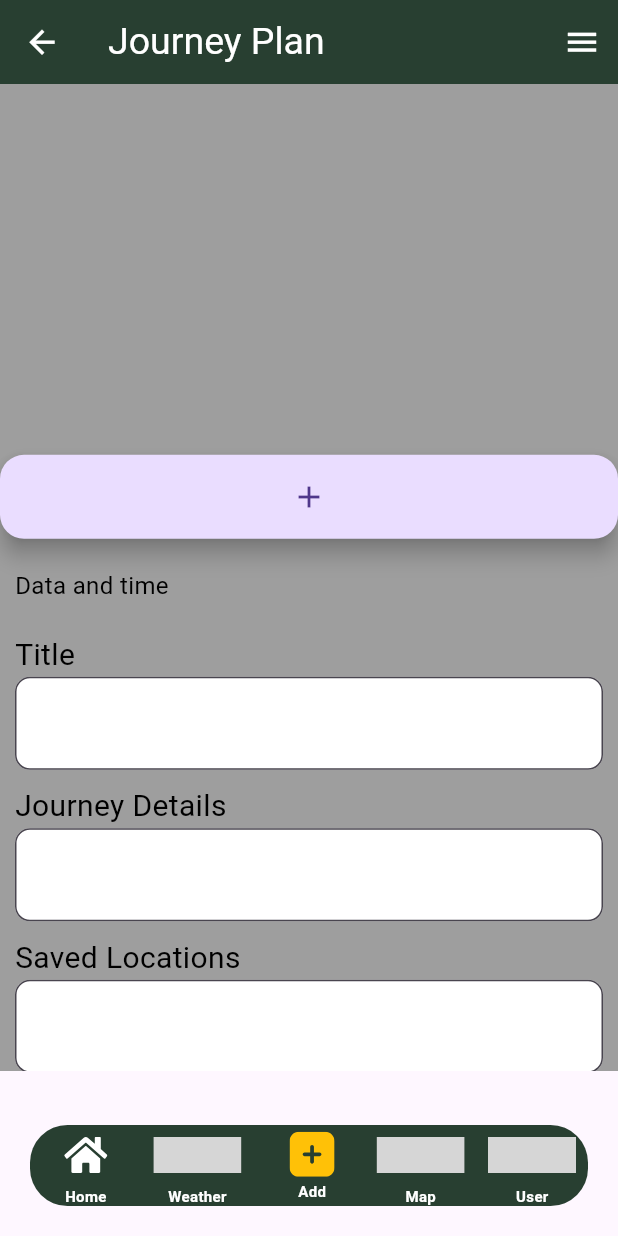
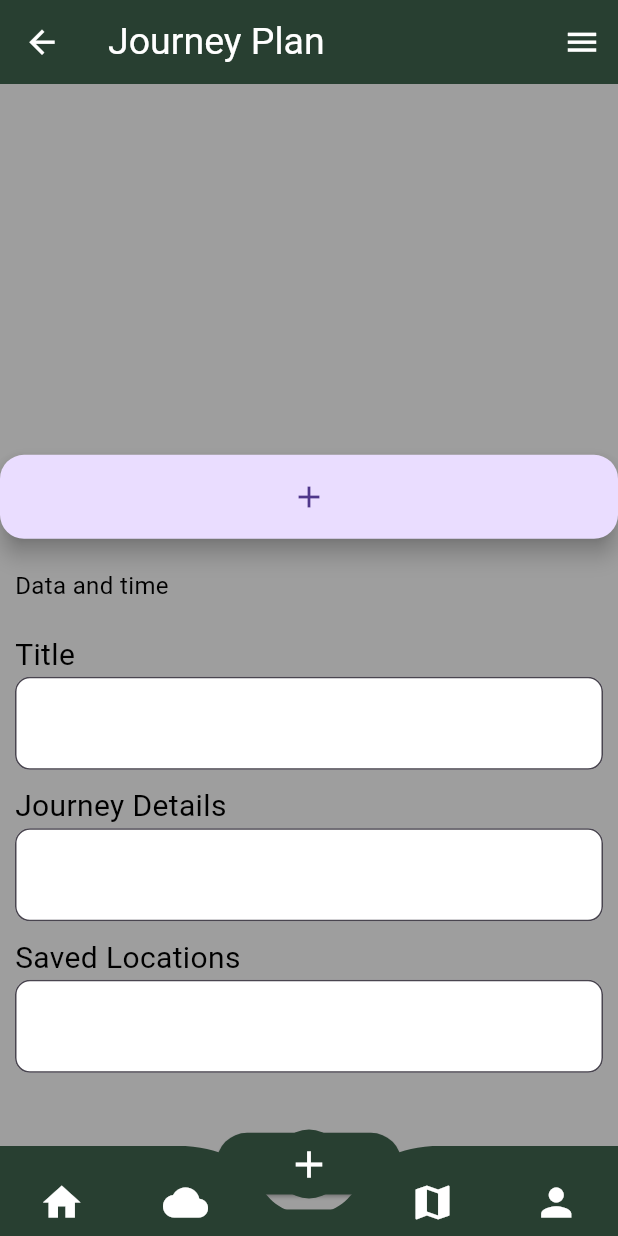
Before and after one commit to Selani00/Travel_Companion, a Flutter app: the screen it shows once a user with an empty profile is signed in, item 3 of the bottom bar chosen, on a phone screen of 412 x 824 dp. Run offline on Flutter 3.47's test engine with Material 3 defaults, Android fonts, the phone set to English and light mode, and no system bars; drawn by our look-alikes of carousel_slider, curved_navigation_bar; our stand-ins replace awesome_notifications, cloud_firestore, firebase_auth, firebase_core, flutter_local_notifications, geocoding and 7 more; accounts and stored records are empty; network calls fail; project files that could hold a hidden picture were left out; grey boxes are pictures that could not be loaded.

Commit message:
bottom nav bar updated

```diff
--- a/lib/components/bottom_navigation_bar.dart
+++ /dev/null
@@ -1,104 +0,0 @@
-import 'package:flutter/material.dart';
-import 'package:flutter_svg/flutter_svg.dart';
-import 'package:travel_journal/components/app_colors.dart';
-import 'package:travel_journal/config/app_images.dart';
-import 'package:travel_journal/components/bottom_navigation_item.dart';
-
-enum Menus {
-  home,
-  weather,
-  add,
-  map,
-  user,
-}
-
-class MyBottonNavigation extends StatelessWidget {
-  final Menus currentIndex;
-  final ValueChanged<Menus> onTap;
-  const MyBottonNavigation({
-    super.key,
-    required this.currentIndex,
-    required this.onTap,
-  });
-
-  @override
-  Widget build(BuildContext context) {
-    double height = MediaQuery.of(context).size.height;
-    double width = MediaQuery.of(context).size.width;
-    return Container(
-      height: 70,
-      margin: const EdgeInsets.all(20),
-      child: Stack(
-        children: [
-          Positioned(
-            right: 0,
-            left: 0,
-            bottom: 0,
-            child: Container(
-              decoration: const BoxDecoration(
-                  color: AppColors.mainColor,
-                  borderRadius: BorderRadius.all(Radius.circular(25))),
-              child: Row(children: [
-                Expanded(
-                    child: MyBottonNavigationItem(
-                        iconname: "Home",
-                        onPressed: () => onTap(Menus.home),
-                        icon: AppImages.ic_home,
-                        currentItem: currentIndex,
-                        name: Menus.home)),
-                Expanded(
-                    child: MyBottonNavigationItem(
-                        iconname: "Weather",
-                        onPressed: () => onTap(Menus.weather),
-                        icon: AppImages.ic_weather,
-                        currentItem: currentIndex,
-                        name: Menus.weather)),
-                const Spacer(),
-                Expanded(
-                    child: MyBottonNavigationItem(
-                        iconname: "Map",
-                        onPressed: () => onTap(Menus.map),
-                        icon: AppImages.ic_map,
-                        currentItem: currentIndex,
-                        name: Menus.map)),
-                Expanded(
-                    child: MyBottonNavigationItem(
-                        iconname: "User",
-                        onPressed: () => onTap(Menus.user),
-                        icon: AppImages.ic_user,
-                        currentItem: currentIndex,
-                        name: Menus.user)),
-              ]),
-            ),
-          ),
-          Positioned(
-            top: 18,
-            left: width * 0.42,
-            child: GestureDetector(
-              onTap: () => onTap(Menus.add),
-              child: Column(
-                children: [
-                  SvgPicture.asset(
-                    height: 35,
-                    width: 30,
-                    AppImages.ic_add,
-                    colorFilter: ColorFilter.mode(
-                        currentIndex == Menus.add ? Colors.amber : Colors.white,
-                        BlendMode.srcIn),
-                  ),
-                  Text(
-                    "Add",
-                    style: TextStyle(
-                        fontSize: 10,
-                        color: Colors.white,
-                        fontWeight: FontWeight.bold),
-                  )
-                ],
-              ),
-            ),
-          )
-        ],
-      ),
-    );
-  }
-}
--- a/lib/components/bottom_navigation_item.dart
+++ /dev/null
@@ -1,41 +0,0 @@
-import 'package:flutter/material.dart';
-import 'package:flutter_svg/svg.dart';
-import 'package:travel_journal/components/bottom_navigation_bar.dart';
-
-class MyBottonNavigationItem extends StatelessWidget {
-  final String iconname;
-  final VoidCallback onPressed;
-  final String icon;
-  final Menus currentItem;
-  final Menus name;
-  const MyBottonNavigationItem(
-      {super.key,
-      required this.onPressed,
-      required this.icon,
-      required this.currentItem,
-      required this.name,
-      required this.iconname});
-
-  @override
-  Widget build(BuildContext context) {
-    return Column(children: [
-      Container(
-        height: 40,
-        child: IconButton(
-          onPressed: () => {
-            if (currentItem != name) {onPressed()}
-          },
-          icon: SvgPicture.asset(
-            icon,
-            colorFilter: ColorFilter.mode(
-                currentItem == name ? Colors.amber : Colors.white,
-                BlendMode.srcIn),
-          ),
-        ),
-      ),
-      Text(iconname,
-          style: TextStyle(
-              fontSize: 10, color: Colors.white, fontWeight: FontWeight.bold)),
-    ]);
-  }
-}
--- a/lib/pages/home_navigator.dart
+++ b/lib/pages/home_navigator.dart
@@ -1,6 +1,6 @@
-import 'package:cloud_firestore/cloud_firestore.dart';
+import 'package:curved_navigation_bar/curved_navigation_bar.dart';
 import 'package:flutter/material.dart';
-import 'package:travel_journal/components/bottom_navigation_bar.dart';
+import 'package:travel_journal/components/app_colors.dart';
 import 'package:travel_journal/models/firebase_user_model.dart';
 import 'package:travel_journal/pages/Journey/journey_add_page.dart';
 import 'package:travel_journal/pages/Map/map_page.dart';
@@ -17,9 +17,17 @@ class HomeNavigator extends StatefulWidget {
 }
 
 class _HomeNavigatorState extends State<HomeNavigator> {
-  Menus currentIndex = Menus.home;
-  AuthService authService = AuthService();
-  FirebaseFirestore _firestore = FirebaseFirestore.instance;
+  int index = 0;
+  final pages = [
+    NoteHomePage(),
+    WeatherPage(),
+    JourneyAddPage(),
+    MapPage(),
+    ProfilePage(),
+  ];
+
+  // Menus currentIndex = Menus.home;
+  // AuthService authService = AuthService();
   late Future<UserWithCredentials?> user;
 
   //getcurrent user detils
@@ -27,30 +35,63 @@ class _HomeNavigatorState extends State<HomeNavigator> {
   @override
   void initState() {
     super.initState();
-
   }
 
   @override
   Widget build(BuildContext context) {
-    return Scaffold(
-      body: pages[currentIndex.index],
-      bottomNavigationBar: MyBottonNavigation(
-        currentIndex: currentIndex,
-        onTap: ((value) {
-          setState(() {
-            currentIndex = value;
-            print(currentIndex);
-          });
-        }),
+    final Items = <Widget>[
+      Icon(
+        Icons.home,
+        size: 30,
+      ),
+      Icon(
+        Icons.cloud,
+        size: 30,
+      ),
+      Icon(
+        Icons.add,
+        size: 30,
+      ),
+      Icon(
+        Icons.map,
+        size: 30,
+      ),
+      Icon(
+        Icons.person,
+        size: 30,
+      )
+    ];
+
+    return SafeArea(
+      child: Scaffold(
+        extendBody: true,
+        body: pages[index],
+        bottomNavigationBar: Theme(
+          data: Theme.of(context).copyWith(
+            iconTheme: IconThemeData(
+              color: Colors.white, //this will change the icon color
+            ),
+          ),
+          child: CurvedNavigationBar(
+            color: AppColors.mainColor, //Navigation bar Color change
+            buttonBackgroundColor:
+                AppColors.mainColor, //change the selected background color
+            backgroundColor: Colors.transparent,
+            index: index,
+            animationCurve:
+                Curves.easeInOut, //Thransition duration change in here
+            animationDuration: Duration(
+                milliseconds: 500), //Thransition duration change in here
+            items: Items,
+            height: 60,
+            onTap: (index) => setState(() {
+              this.index = index;
+            }),
+          ),
+        ),
+
+
       ),
     );
   }
-
-  final pages = [
-    NoteHomePage(),
-    WeatherPage(),
-    JourneyAddPage(),
-    MapPage(),
-    ProfilePage(),
-  ];
 }
--- a/pubspec.yaml
+++ b/pubspec.yaml
@@ -60,6 +60,7 @@ dependencies:
   image_picker: ^1.0.7
   carousel_slider: ^4.2.1
   flutter_launcher_icons: ^0.13.1
+  curved_navigation_bar: ^1.0.3
 
 
 
```
Also changed, not shown: pubspec.lock.
